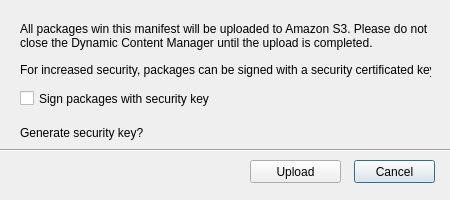
The window that dev/Gems/CloudGemDynamicContent/Code/EditorPlugin/upload_packages.ui (aws/lumberyard) describes before a commit, drawn with Qt 5.
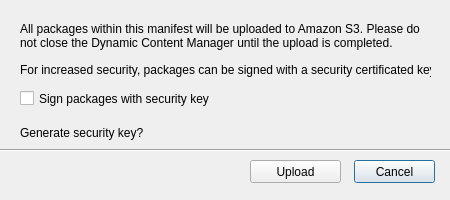
The same window after the commit.

The edit to the form file:
```diff
--- a/dev/Gems/CloudGemDynamicContent/Code/EditorPlugin/upload_packages.ui
+++ b/dev/Gems/CloudGemDynamicContent/Code/EditorPlugin/upload_packages.ui
@@ -35,7 +35,7 @@
     </rect>
    </property>
    <property name="text">
-    <string>All packages win this manifest will be uploaded to Amazon S3. Please do not close the Dynamic Content Manager until the upload is completed.</string>
+    <string>All packages within this manifest will be uploaded to Amazon S3. Please do not close the Dynamic Content Manager until the upload is completed.</string>
    </property>
    <property name="wordWrap">
     <bool>true</bool>
```
